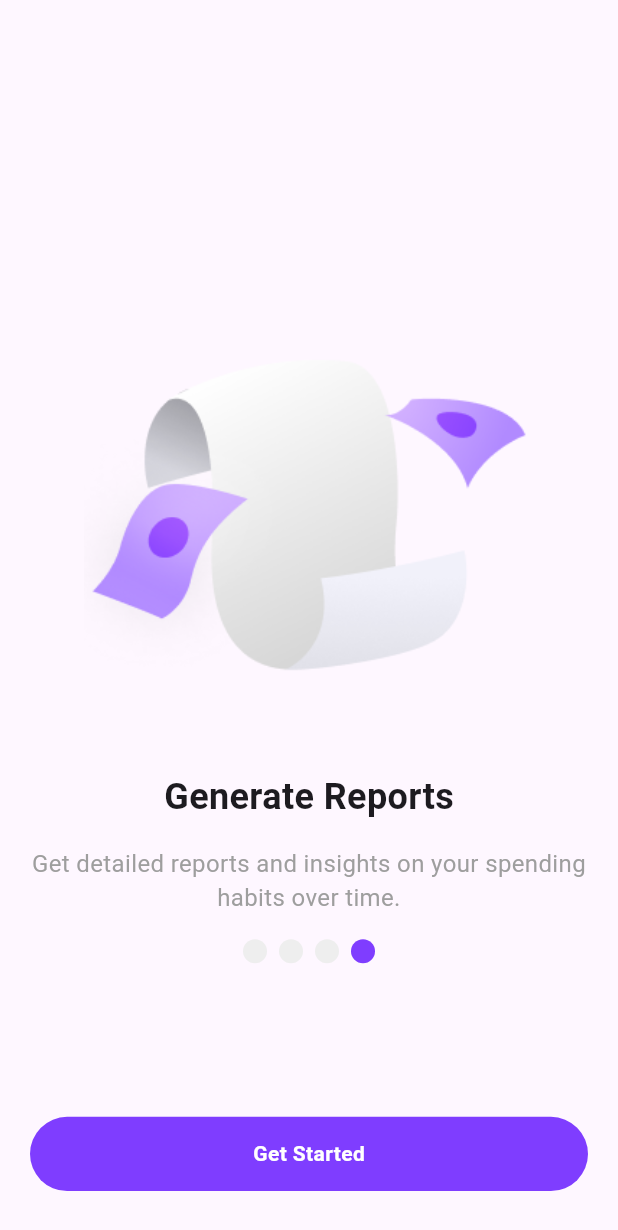
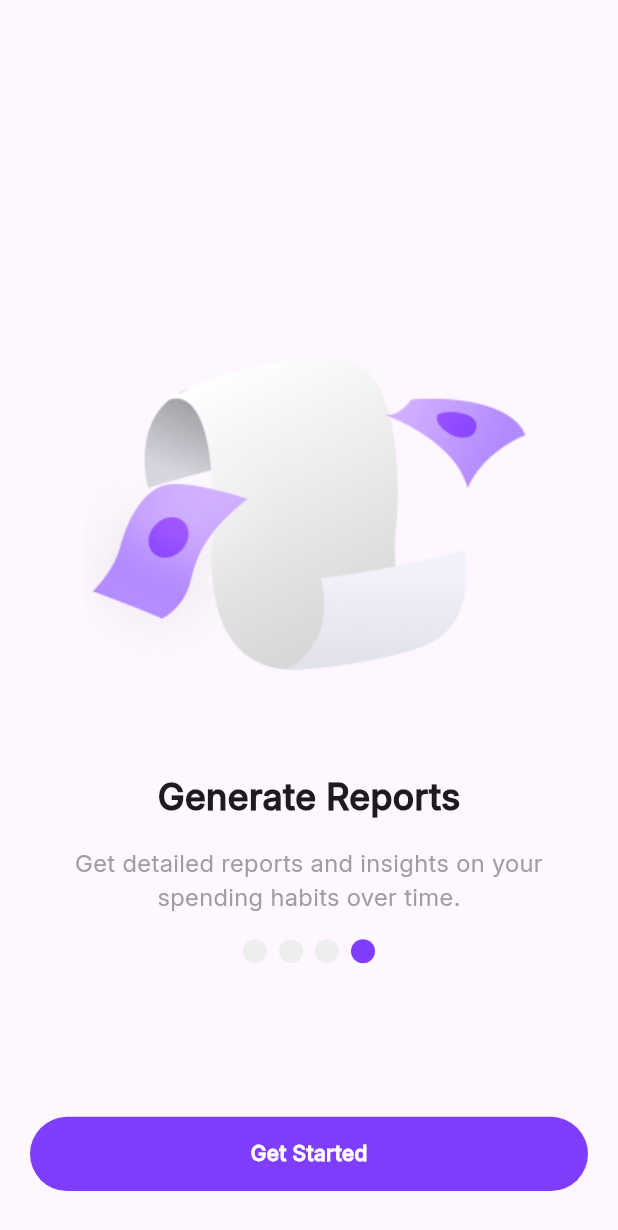
Before and after one commit to cusaldmsr/expenz_tracker_app, a Flutter app: the screen it shows after launch, swiped to page 4, on a phone screen of 412 x 824 dp. Shown: the top 1230 px of the screen. Run offline on Flutter 3.47's test engine with Material 3 defaults, Android fonts, the light colour scheme and no system bars; drawn by our look-alikes of smooth_page_indicator; our stand-ins replace shared_preferences.

Commit message:
Refactor main.dart to use Wrapper widget for screen display and enhance theme consistency

```diff
--- a/lib/main.dart
+++ b/lib/main.dart
@@ -1,5 +1,7 @@
+import 'package:expenz_tracker_app/screens/onboarding/main_screen.dart';
 import 'package:expenz_tracker_app/screens/onboarding_screen.dart';
 import 'package:expenz_tracker_app/services/user_services.dart';
+import 'package:expenz_tracker_app/widgets/wrapper.dart';
 import 'package:flutter/material.dart';
 import 'package:shared_preferences/shared_preferences.dart';
 
@@ -25,10 +27,8 @@ class MyApp extends StatelessWidget {
           return MaterialApp(
             debugShowCheckedModeBanner: false,
             title: 'Expenz Tracker',
-            theme: ThemeData(primarySwatch: Colors.blue),
-            home: isFullnameStored
-                ? const OnboardingScreen()
-                : const OnboardingScreen(),
+            theme: ThemeData(primarySwatch: Colors.blue, fontFamily: 'Inter'),
+            home: Wrapper(showMainScreen: isFullnameStored),
           );
         }
       },
```
